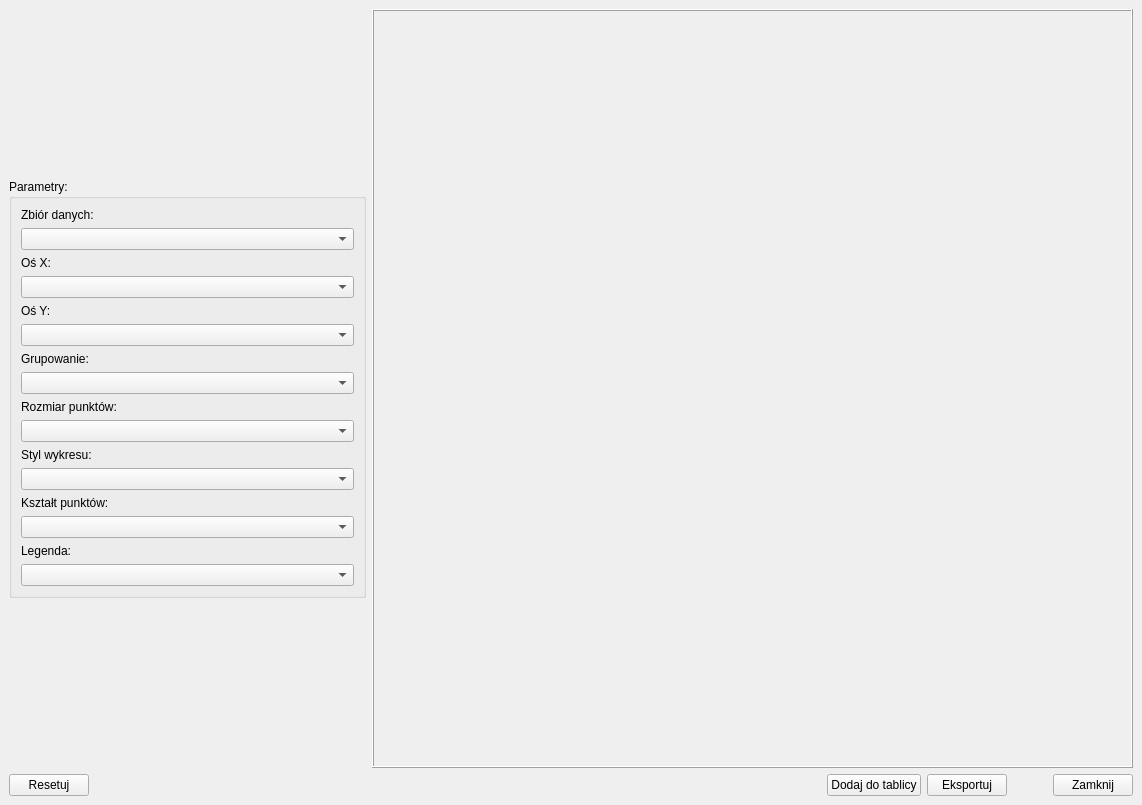
Old version of the form ui/Main/scatter-plot-window.ui in the repository OskarLewandowski/dex-data-experience.
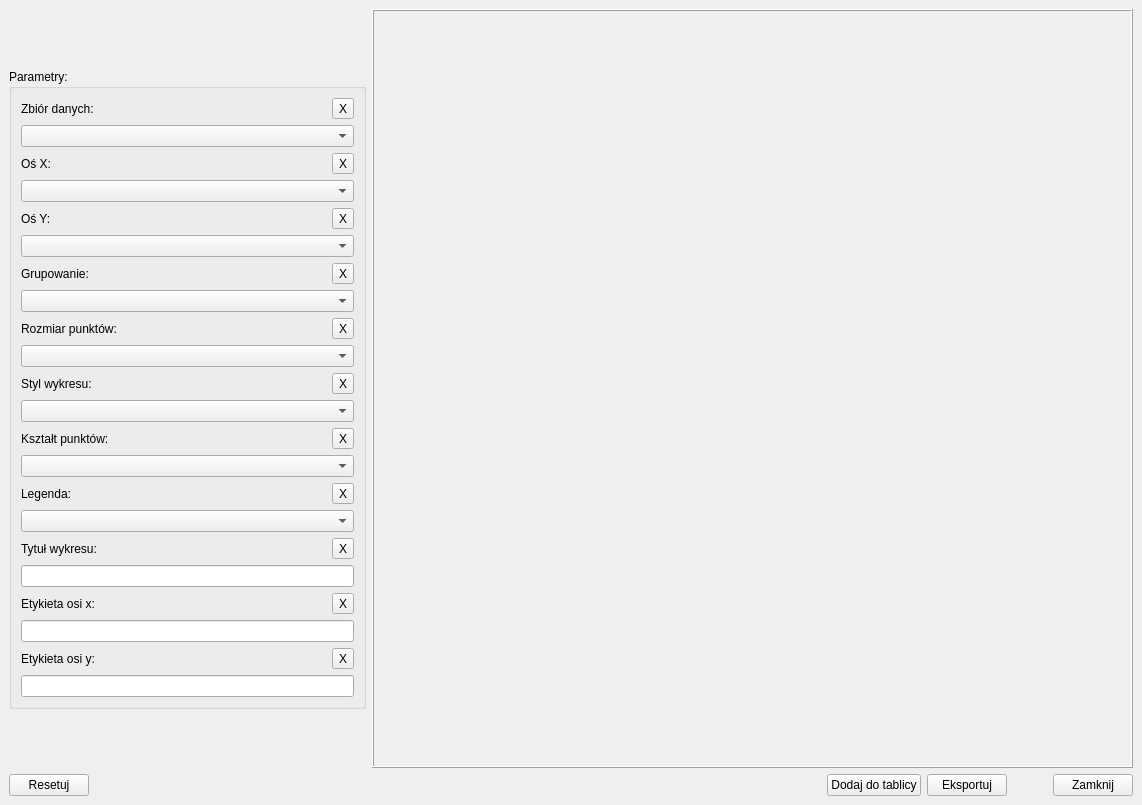
New version of the form.

Patch:
```diff
--- a/ui/Main/scatter-plot-window.ui
+++ b/ui/Main/scatter-plot-window.ui
@@ -48,10 +48,12 @@
             <property name="title">
              <string>Parametry:</string>
             </property>
-            <layout class="QVBoxLayout" name="verticalLayout_11">
+            <layout class="QVBoxLayout" name="verticalLayout_13">
              <item>
               <layout class="QVBoxLayout" name="verticalLayout_3">
                <item>
+                <layout class="QHBoxLayout" name="horizontalLayout_3">
+                 <item>
                 <widget class="QLabel" name="label">
                  <property name="text">
                   <string>Zbiór danych:</string>
@@ -59,6 +61,28 @@
                 </widget>
                </item>
                <item>
+                  <spacer name="horizontalSpacer">
+                   <property name="orientation">
+                    <enum>Qt::Horizontal</enum>
+                   </property>
+                   <property name="sizeHint" stdset="0">
+                    <size>
+                     <width>40</width>
+                     <height>20</height>
+                    </size>
+                   </property>
+                  </spacer>
+                 </item>
+                 <item>
+                  <widget class="QToolButton" name="toolButton_Data">
+                   <property name="text">
+                    <string>X</string>
+                   </property>
+                  </widget>
+                 </item>
+                </layout>
+               </item>
+               <item>
                 <widget class="QComboBox" name="comboBox_Data">
                  <property name="minimumSize">
                   <size>
@@ -76,6 +100,8 @@
              <item>
               <layout class="QVBoxLayout" name="verticalLayout">
                <item>
+                <layout class="QHBoxLayout" name="horizontalLayout_4">
+                 <item>
                 <widget class="QLabel" name="label_2">
                  <property name="text">
                   <string>Oś X:</string>
@@ -83,6 +109,28 @@
                 </widget>
                </item>
                <item>
+                  <spacer name="horizontalSpacer_4">
+                   <property name="orientation">
+                    <enum>Qt::Horizontal</enum>
+                   </property>
+                   <property name="sizeHint" stdset="0">
+                    <size>
+                     <width>40</width>
+                     <height>20</height>
+                    </size>
+                   </property>
+                  </spacer>
+                 </item>
+                 <item>
+                  <widget class="QToolButton" name="toolButton_X">
+                   <property name="text">
+                    <string>X</string>
+                   </property>
+                  </widget>
+                 </item>
+                </layout>
+               </item>
+               <item>
                 <widget class="QComboBox" name="comboBox_X">
                  <property name="minimumSize">
                   <size>
@@ -100,6 +148,8 @@
              <item>
               <layout class="QVBoxLayout" name="verticalLayout_5">
                <item>
+                <layout class="QHBoxLayout" name="horizontalLayout_5">
+                 <item>
                 <widget class="QLabel" name="label_3">
                  <property name="text">
                   <string>Oś Y:</string>
@@ -107,6 +157,28 @@
                 </widget>
                </item>
                <item>
+                  <spacer name="horizontalSpacer_5">
+                   <property name="orientation">
+                    <enum>Qt::Horizontal</enum>
+                   </property>
+                   <property name="sizeHint" stdset="0">
+                    <size>
+                     <width>40</width>
+                     <height>20</height>
+                    </size>
+                   </property>
+                  </spacer>
+                 </item>
+                 <item>
+                  <widget class="QToolButton" name="toolButton_Y">
+                   <property name="text">
+                    <string>X</string>
+                   </property>
+                  </widget>
+                 </item>
+                </layout>
+               </item>
+               <item>
                 <widget class="QComboBox" name="comboBox_Y">
                  <property name="minimumSize">
                   <size>
@@ -124,6 +196,8 @@
              <item>
               <layout class="QVBoxLayout" name="verticalLayout_6">
                <item>
+                <layout class="QHBoxLayout" name="horizontalLayout_6">
+                 <item>
                 <widget class="QLabel" name="label_4">
                  <property name="text">
                   <string>Grupowanie:</string>
@@ -131,6 +205,28 @@
                 </widget>
                </item>
                <item>
+                  <spacer name="horizontalSpacer_6">
+                   <property name="orientation">
+                    <enum>Qt::Horizontal</enum>
+                   </property>
+                   <property name="sizeHint" stdset="0">
+                    <size>
+                     <width>40</width>
+                     <height>20</height>
+                    </size>
+                   </property>
+                  </spacer>
+                 </item>
+                 <item>
+                  <widget class="QToolButton" name="toolButton_Hue">
+                   <property name="text">
+                    <string>X</string>
+                   </property>
+                  </widget>
+                 </item>
+                </layout>
+               </item>
+               <item>
                 <widget class="QComboBox" name="comboBox_Hue">
                  <property name="minimumSize">
                   <size>
@@ -148,6 +244,8 @@
              <item>
               <layout class="QVBoxLayout" name="verticalLayout_7">
                <item>
+                <layout class="QHBoxLayout" name="horizontalLayout_7">
+                 <item>
                 <widget class="QLabel" name="label_5">
                  <property name="text">
                   <string>Rozmiar punktów:</string>
@@ -155,6 +253,28 @@
                 </widget>
                </item>
                <item>
+                  <spacer name="horizontalSpacer_7">
+                   <property name="orientation">
+                    <enum>Qt::Horizontal</enum>
+                   </property>
+                   <property name="sizeHint" stdset="0">
+                    <size>
+                     <width>40</width>
+                     <height>20</height>
+                    </size>
+                   </property>
+                  </spacer>
+                 </item>
+                 <item>
+                  <widget class="QToolButton" name="toolButton_Size">
+                   <property name="text">
+                    <string>X</string>
+                   </property>
+                  </widget>
+                 </item>
+                </layout>
+               </item>
+               <item>
                 <widget class="QComboBox" name="comboBox_Size">
                  <property name="minimumSize">
                   <size>
@@ -170,7 +290,9 @@
               </layout>
              </item>
              <item>
-              <layout class="QVBoxLayout" name="verticalLayout_8">
+              <layout class="QVBoxLayout" name="verticalLayout_15">
+               <item>
+                <layout class="QHBoxLayout" name="horizontalLayout_8">
                <item>
                 <widget class="QLabel" name="label_6">
                  <property name="text">
@@ -179,6 +301,28 @@
                 </widget>
                </item>
                <item>
+                  <spacer name="horizontalSpacer_8">
+                   <property name="orientation">
+                    <enum>Qt::Horizontal</enum>
+                   </property>
+                   <property name="sizeHint" stdset="0">
+                    <size>
+                     <width>40</width>
+                     <height>20</height>
+                    </size>
+                   </property>
+                  </spacer>
+                 </item>
+                 <item>
+                  <widget class="QToolButton" name="toolButton_Style">
+                   <property name="text">
+                    <string>X</string>
+                   </property>
+                  </widget>
+                 </item>
+                </layout>
+               </item>
+               <item>
                 <widget class="QComboBox" name="comboBox_Style">
                  <property name="minimumSize">
                   <size>
@@ -274,10 +418,10 @@
                  </item>
                 </widget>
                </item>
-              </layout>
-             </item>
              <item>
-              <layout class="QVBoxLayout" name="verticalLayout_9">
+                <layout class="QVBoxLayout" name="verticalLayout_8">
+                 <item>
+                  <layout class="QHBoxLayout" name="horizontalLayout_9">
                <item>
                 <widget class="QLabel" name="label_7">
                  <property name="text">
@@ -286,6 +430,28 @@
                 </widget>
                </item>
                <item>
+                    <spacer name="horizontalSpacer_9">
+                     <property name="orientation">
+                      <enum>Qt::Horizontal</enum>
+                     </property>
+                     <property name="sizeHint" stdset="0">
+                      <size>
+                       <width>40</width>
+                       <height>20</height>
+                      </size>
+                     </property>
+                    </spacer>
+                   </item>
+                   <item>
+                    <widget class="QToolButton" name="toolButton_Markers">
+                     <property name="text">
+                      <string>X</string>
+                     </property>
+                    </widget>
+                   </item>
+                  </layout>
+                 </item>
+                 <item>
                 <widget class="QComboBox" name="comboBox_Markers">
                  <property name="minimumSize">
                   <size>
@@ -393,8 +559,12 @@
                </item>
               </layout>
              </item>
+              </layout>
+             </item>
              <item>
-              <layout class="QVBoxLayout" name="verticalLayout_10">
+              <layout class="QVBoxLayout" name="verticalLayout_4">
+               <item>
+                <layout class="QHBoxLayout" name="horizontalLayout_10">
                <item>
                 <widget class="QLabel" name="label_8">
                  <property name="text">
@@ -403,6 +573,28 @@
                 </widget>
                </item>
                <item>
+                  <spacer name="horizontalSpacer_10">
+                   <property name="orientation">
+                    <enum>Qt::Horizontal</enum>
+                   </property>
+                   <property name="sizeHint" stdset="0">
+                    <size>
+                     <width>40</width>
+                     <height>20</height>
+                    </size>
+                   </property>
+                  </spacer>
+                 </item>
+                 <item>
+                  <widget class="QToolButton" name="toolButton_Legend">
+                   <property name="text">
+                    <string>X</string>
+                   </property>
+                  </widget>
+                 </item>
+                </layout>
+               </item>
+               <item>
                 <widget class="QComboBox" name="comboBox_Legend">
                  <property name="minimumSize">
                   <size>
@@ -440,6 +632,120 @@
                </item>
               </layout>
              </item>
+             <item>
+              <layout class="QVBoxLayout" name="verticalLayout_9">
+               <item>
+                <layout class="QHBoxLayout" name="horizontalLayout_12">
+                 <item>
+                  <widget class="QLabel" name="label_9">
+                   <property name="text">
+                    <string>Tytuł wykresu:</string>
+                   </property>
+                  </widget>
+                 </item>
+                 <item>
+                  <spacer name="horizontalSpacer_11">
+                   <property name="orientation">
+                    <enum>Qt::Horizontal</enum>
+                   </property>
+                   <property name="sizeHint" stdset="0">
+                    <size>
+                     <width>40</width>
+                     <height>20</height>
+                    </size>
+                   </property>
+                  </spacer>
+                 </item>
+                 <item>
+                  <widget class="QToolButton" name="toolButton_Title_Plot">
+                   <property name="text">
+                    <string>X</string>
+                   </property>
+                  </widget>
+                 </item>
+                </layout>
+               </item>
+               <item>
+                <widget class="QLineEdit" name="lineEdit_Title_Plot"/>
+               </item>
+              </layout>
+             </item>
+             <item>
+              <layout class="QVBoxLayout" name="verticalLayout_10">
+               <item>
+                <layout class="QHBoxLayout" name="horizontalLayout_13">
+                 <item>
+                  <widget class="QLabel" name="label_10">
+                   <property name="text">
+                    <string>Etykieta osi x:</string>
+                   </property>
+                  </widget>
+                 </item>
+                 <item>
+                  <spacer name="horizontalSpacer_12">
+                   <property name="orientation">
+                    <enum>Qt::Horizontal</enum>
+                   </property>
+                   <property name="sizeHint" stdset="0">
+                    <size>
+                     <width>40</width>
+                     <height>20</height>
+                    </size>
+                   </property>
+                  </spacer>
+                 </item>
+                 <item>
+                  <widget class="QToolButton" name="toolButton_Label_X">
+                   <property name="text">
+                    <string>X</string>
+                   </property>
+                  </widget>
+                 </item>
+                </layout>
+               </item>
+               <item>
+                <widget class="QLineEdit" name="lineEdit_Label_X"/>
+               </item>
+              </layout>
+             </item>
+             <item>
+              <layout class="QVBoxLayout" name="verticalLayout_11">
+               <item>
+                <layout class="QHBoxLayout" name="horizontalLayout_14">
+                 <item>
+                  <widget class="QLabel" name="label_11">
+                   <property name="text">
+                    <string>Etykieta osi y:</string>
+                   </property>
+                  </widget>
+                 </item>
+                 <item>
+                  <spacer name="horizontalSpacer_13">
+                   <property name="orientation">
+                    <enum>Qt::Horizontal</enum>
+                   </property>
+                   <property name="sizeHint" stdset="0">
+                    <size>
+                     <width>40</width>
+                     <height>20</height>
+                    </size>
+                   </property>
+                  </spacer>
+                 </item>
+                 <item>
+                  <widget class="QToolButton" name="toolButton_Label_Y">
+                   <property name="text">
+                    <string>X</string>
+                   </property>
+                  </widget>
+                 </item>
+                </layout>
+               </item>
+               <item>
+                <widget class="QLineEdit" name="lineEdit_Label_Y"/>
+               </item>
+              </layout>
+             </item>
             </layout>
            </widget>
           </item>
@@ -468,15 +774,9 @@
         <property name="frameShadow">
          <enum>QFrame::Raised</enum>
         </property>
+        <layout class="QVBoxLayout" name="verticalLayout_14">
+         <item>
         <widget class="QWidget" name="widget_Plot" native="true">
-         <property name="geometry">
-          <rect>
-           <x>249</x>
-           <y>11</y>
-           <width>481</width>
-           <height>431</height>
-          </rect>
-         </property>
          <property name="sizePolicy">
           <sizepolicy hsizetype="Expanding" vsizetype="Expanding">
            <horstretch>0</horstretch>
@@ -484,6 +784,8 @@
           </sizepolicy>
          </property>
         </widget>
+         </item>
+        </layout>
        </widget>
       </item>
      </layout>
```
Left out of the diff: 176 changed lines with no effect on the pictures. Lines whose indentation alone changed are shown as unchanged.
